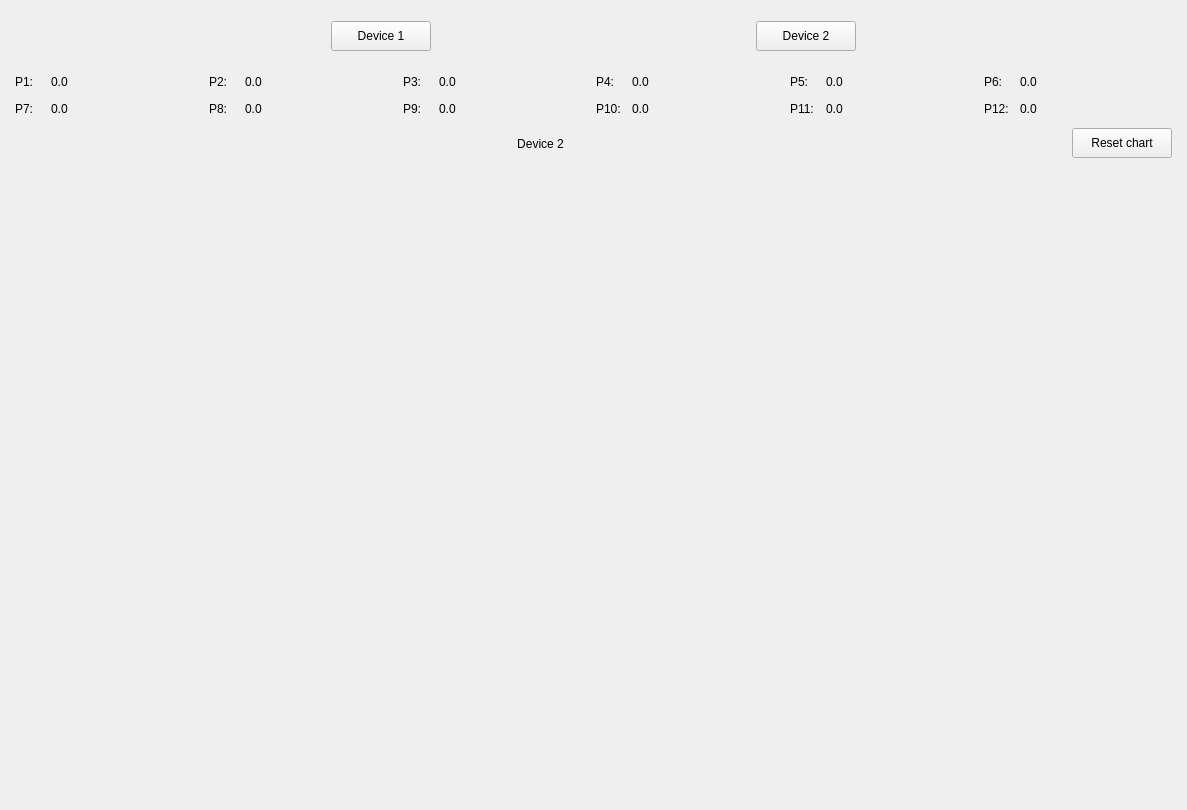
Before: the Qt Designer form Qt_files/wind_tunnel_pressure_view.ui in nirow1/Lisbon_wind_tunnel, drawn with Qt 5.
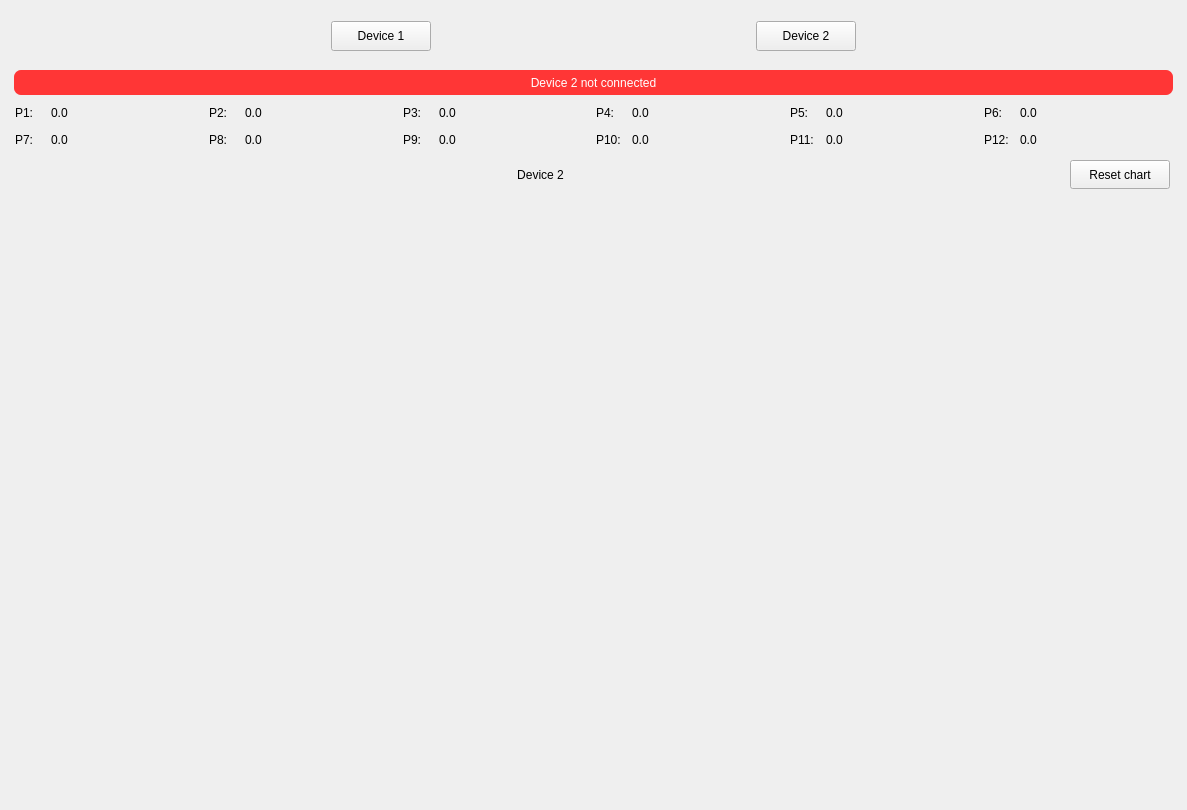
After: the same form once the commit is applied.

Commit message:
feat: - add driver 2d plc controller to traverser view - add not connected messages to all views
refactor:
- change naming of drivers
- add todos

What changed in the file:
```diff
--- a/Qt_files/wind_tunnel_pressure_view.ui
+++ b/Qt_files/wind_tunnel_pressure_view.ui
@@ -487,6 +487,69 @@
        <property name="bottomMargin">
         <number>3</number>
        </property>
+       <item>
+        <widget class="QWidget" name="connected_message_wg_2" native="true">
+         <property name="sizePolicy">
+          <sizepolicy hsizetype="Preferred" vsizetype="Maximum">
+           <horstretch>0</horstretch>
+           <verstretch>0</verstretch>
+          </sizepolicy>
+         </property>
+         <property name="minimumSize">
+          <size>
+           <width>0</width>
+           <height>0</height>
+          </size>
+         </property>
+         <property name="styleSheet">
+          <string notr="true">QLabel {
+    background-color: #FF3636;
+    border-radius: 7px;
+    color: white; /* Optional: makes the text readable on red */
+}
+</string>
+         </property>
+         <layout class="QVBoxLayout" name="verticalLayout_11">
+          <property name="spacing">
+           <number>3</number>
+          </property>
+          <property name="leftMargin">
+           <number>0</number>
+          </property>
+          <property name="topMargin">
+           <number>0</number>
+          </property>
+          <property name="rightMargin">
+           <number>0</number>
+          </property>
+          <property name="bottomMargin">
+           <number>0</number>
+          </property>
+          <item>
+           <widget class="QLabel" name="lbl_2">
+            <property name="minimumSize">
+             <size>
+              <width>0</width>
+              <height>25</height>
+             </size>
+            </property>
+            <property name="maximumSize">
+             <size>
+              <width>16777215</width>
+              <height>25</height>
+             </size>
+            </property>
+            <property name="text">
+             <string>Device 2 not connected</string>
+            </property>
+            <property name="alignment">
+             <set>Qt::AlignmentFlag::AlignCenter</set>
+            </property>
+           </widget>
+          </item>
+         </layout>
+        </widget>
+       </item>
        <item>
         <widget class="QWidget" name="widget_5" native="true">
          <property name="maximumSize">
@@ -508,176 +571,122 @@
           <property name="bottomMargin">
            <number>1</number>
           </property>
-          <item row="1" column="16">
-           <widget class="QLabel" name="lbl_2_p_12">
-            <property name="text">
-             <string>0.0</string>
-            </property>
-           </widget>
-          </item>
-          <item row="1" column="15">
-           <widget class="QLabel" name="label_20">
-            <property name="text">
-             <string>P12:</string>
-            </property>
-           </widget>
-          </item>
-          <item row="1" column="14">
-           <widget class="QLabel" name="lbl_2_p_11">
-            <property name="text">
-             <string>0.0</string>
-            </property>
-           </widget>
-          </item>
           <item row="1" column="13">
-           <widget class="QLabel" name="label_21">
+           <widget class="QLabel" name="label_15">
+            <property name="maximumSize">
+             <size>
+              <width>30</width>
+              <height>16777215</height>
+             </size>
+            </property>
             <property name="text">
-             <string>P11:</string>
+             <string>P5:</string>
             </property>
            </widget>
           </item>
-          <item row="1" column="12">
+          <item row="2" column="12">
            <widget class="QLabel" name="lbl_2_p_10">
             <property name="text">
              <string>0.0</string>
             </property>
            </widget>
           </item>
-          <item row="1" column="11">
-           <widget class="QLabel" name="label_31">
-            <property name="text">
-             <string>P10:</string>
-            </property>
-           </widget>
-          </item>
-          <item row="1" column="10">
-           <widget class="QLabel" name="lbl_2_p_9">
-            <property name="text">
-             <string>0.0</string>
-            </property>
-           </widget>
-          </item>
-          <item row="1" column="9">
-           <widget class="QLabel" name="label_34">
-            <property name="maximumSize">
-             <size>
-              <width>30</width>
-              <height>16777215</height>
-             </size>
-            </property>
-            <property name="text">
-             <string>P9:</string>
-            </property>
-           </widget>
-          </item>
-          <item row="1" column="8">
-           <widget class="QLabel" name="lbl_2_p_8">
-            <property name="text">
-             <string>0.0</string>
-            </property>
-           </widget>
-          </item>
-          <item row="1" column="7">
-           <widget class="QLabel" name="label_32">
-            <property name="maximumSize">
-             <size>
-              <width>30</width>
-              <height>16777215</height>
-             </size>
-            </property>
-            <property name="text">
-             <string>P8:</string>
-            </property>
-           </widget>
-          </item>
-          <item row="1" column="6">
+          <item row="2" column="6">
            <widget class="QLabel" name="lbl_2_p_7">
             <property name="text">
              <string>0.0</string>
             </property>
            </widget>
           </item>
-          <item row="1" column="5">
-           <widget class="QLabel" name="label_16">
-            <property name="maximumSize">
-             <size>
-              <width>30</width>
-              <height>16777215</height>
-             </size>
+          <item row="2" column="10">
+           <widget class="QLabel" name="lbl_2_p_9">
+            <property name="text">
+             <string>0.0</string>
             </property>
+           </widget>
+          </item>
+          <item row="2" column="13">
+           <widget class="QLabel" name="label_21">
             <property name="text">
-             <string>P7:</string>
+             <string>P11:</string>
             </property>
            </widget>
           </item>
-          <item row="0" column="16">
+          <item row="1" column="16">
            <widget class="QLabel" name="lbl_2_p_6">
             <property name="text">
              <string>0.0</string>
             </property>
            </widget>
           </item>
-          <item row="0" column="15">
-           <widget class="QLabel" name="label_29">
-            <property name="maximumSize">
-             <size>
-              <width>30</width>
-              <height>16777215</height>
-             </size>
-            </property>
-            <property name="text">
-             <string>P6:</string>
-            </property>
-           </widget>
-          </item>
-          <item row="0" column="14">
-           <widget class="QLabel" name="lbl_2_p_5">
-            <property name="text">
-             <string>0.0</string>
-            </property>
-           </widget>
-          </item>
-          <item row="0" column="13">
-           <widget class="QLabel" name="label_15">
-            <property name="maximumSize">
-             <size>
-              <width>30</width>
-              <height>16777215</height>
-             </size>
-            </property>
-            <property name="text">
-             <string>P5:</string>
-            </property>
-           </widget>
-          </item>
-          <item row="0" column="12">
+          <item row="1" column="12">
            <widget class="QLabel" name="lbl_2_p_4">
             <property name="text">
              <string>0.0</string>
             </property>
            </widget>
           </item>
-          <item row="0" column="11">
-           <widget class="QLabel" name="label_24">
-            <property name="maximumSize">
-             <size>
-              <width>30</width>
-              <height>16777215</height>
-             </size>
-            </property>
-            <property name="text">
-             <string>P4:</string>
-            </property>
-           </widget>
-          </item>
-          <item row="0" column="10">
+          <item row="1" column="10">
            <widget class="QLabel" name="lbl_2_p_3">
             <property name="text">
              <string>0.0</string>
             </property>
            </widget>
           </item>
-          <item row="0" column="9">
+          <item row="1" column="6">
+           <widget class="QLabel" name="lbl_2_p_1">
+            <property name="text">
+             <string>0.0</string>
+            </property>
+           </widget>
+          </item>
+          <item row="1" column="11">
+           <widget class="QLabel" name="label_24">
+            <property name="maximumSize">
+             <size>
+              <width>30</width>
+              <height>16777215</height>
+             </size>
+            </property>
+            <property name="text">
+             <string>P4:</string>
+            </property>
+           </widget>
+          </item>
+          <item row="1" column="15">
+           <widget class="QLabel" name="label_29">
+            <property name="maximumSize">
+             <size>
+              <width>30</width>
+              <height>16777215</height>
+             </size>
+            </property>
+            <property name="text">
+             <string>P6:</string>
+            </property>
+           </widget>
+          </item>
+          <item row="2" column="14">
+           <widget class="QLabel" name="lbl_2_p_11">
+            <property name="text">
+             <string>0.0</string>
+            </property>
+           </widget>
+          </item>
+          <item row="2" column="7">
+           <widget class="QLabel" name="label_32">
+            <property name="maximumSize">
+             <size>
+              <width>30</width>
+              <height>16777215</height>
+             </size>
+            </property>
+            <property name="text">
+             <string>P8:</string>
+            </property>
+           </widget>
+          </item>
+          <item row="1" column="9">
            <widget class="QLabel" name="label_33">
             <property name="maximumSize">
              <size>
@@ -690,14 +699,81 @@
             </property>
            </widget>
           </item>
-          <item row="0" column="8">
+          <item row="2" column="9">
+           <widget class="QLabel" name="label_34">
+            <property name="maximumSize">
+             <size>
+              <width>30</width>
+              <height>16777215</height>
+             </size>
+            </property>
+            <property name="text">
+             <string>P9:</string>
+            </property>
+           </widget>
+          </item>
+          <item row="2" column="5">
+           <widget class="QLabel" name="label_16">
+            <property name="maximumSize">
+             <size>
+              <width>30</width>
+              <height>16777215</height>
+             </size>
+            </property>
+            <property name="text">
+             <string>P7:</string>
+            </property>
+           </widget>
+          </item>
+          <item row="2" column="11">
+           <widget class="QLabel" name="label_31">
+            <property name="text">
+             <string>P10:</string>
+            </property>
+           </widget>
+          </item>
+          <item row="1" column="5">
+           <widget class="QLabel" name="label_23">
+            <property name="maximumSize">
+             <size>
+              <width>30</width>
+              <height>16777215</height>
+             </size>
+            </property>
+            <property name="text">
+             <string>P1:</string>
+            </property>
+           </widget>
+          </item>
+          <item row="1" column="14">
+           <widget class="QLabel" name="lbl_2_p_5">
+            <property name="text">
+             <string>0.0</string>
+            </property>
+           </widget>
+          </item>
+          <item row="2" column="8">
+           <widget class="QLabel" name="lbl_2_p_8">
+            <property name="text">
+             <string>0.0</string>
+            </property>
+           </widget>
+          </item>
+          <item row="1" column="8">
            <widget class="QLabel" name="lbl_2_p_2">
             <property name="text">
              <string>0.0</string>
             </property>
            </widget>
           </item>
-          <item row="0" column="7">
+          <item row="2" column="16">
+           <widget class="QLabel" name="lbl_2_p_12">
+            <property name="text">
+             <string>0.0</string>
+            </property>
+           </widget>
+          </item>
+          <item row="1" column="7">
            <widget class="QLabel" name="label_30">
             <property name="maximumSize">
              <size>
@@ -710,23 +786,10 @@
             </property>
            </widget>
           </item>
-          <item row="0" column="6">
-           <widget class="QLabel" name="lbl_2_p_1">
+          <item row="2" column="15">
+           <widget class="QLabel" name="label_20">
             <property name="text">
-             <string>0.0</string>
-            </property>
-           </widget>
-          </item>
-          <item row="0" column="5">
-           <widget class="QLabel" name="label_23">
-            <property name="maximumSize">
-             <size>
-              <width>30</width>
-              <height>16777215</height>
-             </size>
-            </property>
-            <property name="text">
-             <string>P1:</string>
+             <string>P12:</string>
             </property>
            </widget>
           </item>
@@ -749,16 +812,16 @@
          </property>
          <layout class="QHBoxLayout" name="horizontalLayout_33">
           <property name="leftMargin">
-           <number>1</number>
+           <number>3</number>
           </property>
           <property name="topMargin">
-           <number>1</number>
+           <number>3</number>
           </property>
           <property name="rightMargin">
-           <number>1</number>
+           <number>3</number>
           </property>
           <property name="bottomMargin">
-           <number>1</number>
+           <number>3</number>
           </property>
           <item>
            <widget class="QLabel" name="label_14">
```
Left out of the diff: 227 changed lines with no effect on the pictures. The commit also changes 17 other files.
